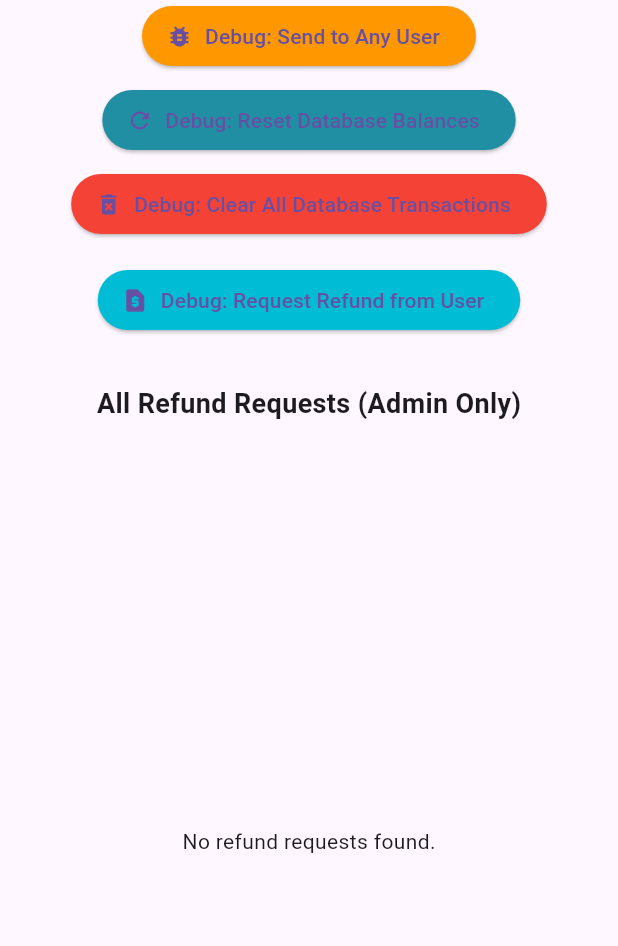
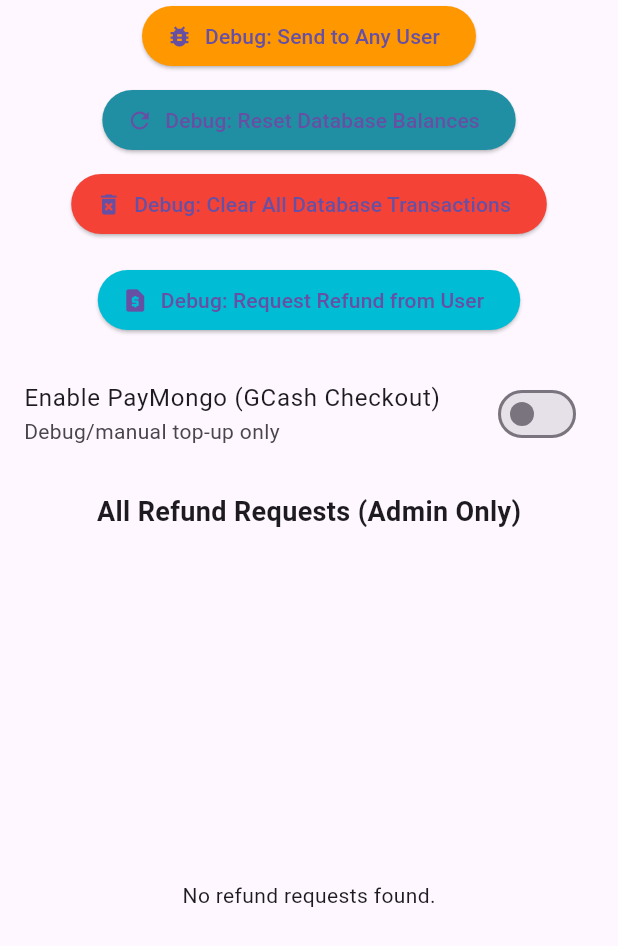
Before and after one commit to manski-yuwel/nurse-joy-telmed-app, a Flutter app: the DebugButtons widget shown alone on an empty page, opened directly with empty values, on a phone screen of 412 x 824 dp. Shown: the top 946 px of the screen. Run offline on Flutter 3.47's test engine with Material 3 defaults, Android fonts, the phone set to English and light mode, and no system bars; our stand-ins replace cached_network_image, cloud_firestore, dio, file_picker, firebase_ai, firebase_auth and 20 more; missing offline and left inert: agora_rtc_engine, fake_cloud_firestore, firebase_auth_mocks; accounts and stored records are empty.

Commit message:
paymongo debug toggle

```diff
--- a/lib/features/payments/data/payments_data.dart
+++ b/lib/features/payments/data/payments_data.dart
@@ -3,11 +3,14 @@ import 'package:rxdart/rxdart.dart';
 import 'package:nursejoyapp/features/payments/data/paymongo_service.dart';
 
 class PaymentsData {
+  static final PaymentsData _instance = PaymentsData._internal();
+  factory PaymentsData() => _instance;
+
   final FirebaseFirestore _db;
 
-  // Constructor with dependency injection
-  PaymentsData({FirebaseFirestore? db}) : _db = db ?? FirebaseFirestore.instance;
+  bool paymongoEnabled = false;
 
+  PaymentsData._internal({FirebaseFirestore? db}) : _db = db ?? FirebaseFirestore.instance;
 
   // Add a new transaction (stores both user IDs and names)
   Future<void> addTransaction({
@@ -59,10 +62,10 @@ class PaymentsData {
     bool skipRedirect = false,
   }) async {
     //TODO: uncomment to use paymongo
-    // if (!skipRedirect) {
-    //   final redirectUrl = await PayMongoService.createGcashCheckout(amount, userId);
-    //   throw {'redirectUrl': redirectUrl}; // Signal frontend to open WebView
-    // }
+    if (paymongoEnabled && !skipRedirect) {
+      final redirectUrl = await PayMongoService.createGcashCheckout(amount, userId);
+      throw {'redirectUrl': redirectUrl}; // Signal frontend to open WebView
+    }
 
     // If redirected back successfully, add balance
     final userRef = _db.collection('users').doc(userId);
--- a/lib/features/payments/ui/widgets/payments_debug.dart
+++ b/lib/features/payments/ui/widgets/payments_debug.dart
@@ -5,7 +5,7 @@ import 'package:intl/intl.dart';
 
 class DebugButtons extends StatelessWidget {
   final String? currentUserId;
-
+  final ValueNotifier<bool> paymongoToggle = ValueNotifier(PaymentsData().paymongoEnabled);
   DebugButtons({super.key, required this.currentUserId});
 
   final PaymentsData _paymentsData = PaymentsData();
@@ -295,6 +295,20 @@ class DebugButtons extends StatelessWidget {
           },
         ),
         const SizedBox(height: 16),
+        ValueListenableBuilder<bool>(
+          valueListenable: paymongoToggle,
+          builder: (context, value, _) {
+            return SwitchListTile(
+              title: const Text('Enable PayMongo (GCash Checkout)'),
+              subtitle: Text(value ? 'Payments will go through WebView' : 'Debug/manual top-up only'),
+              value: value,
+              onChanged: (newValue) {
+                PaymentsData().paymongoEnabled = newValue;
+                paymongoToggle.value = newValue;
+              },
+            );
+          },
+        ),
 
         const Padding(
           padding: EdgeInsets.symmetric(vertical: 16),
```
Also changed, not shown: lib/features/payments/ui/pages/payments_page.dart (+20 -3 lines).
